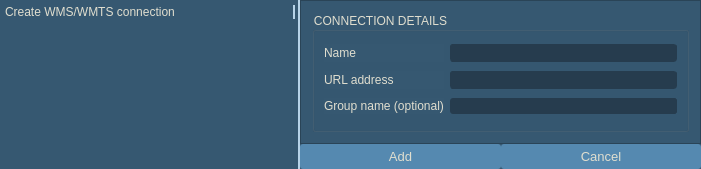
This is Wms_wmts/DODAJ_WMS_WMTS.ui in GIAPspzoo/GIAP_PolaMap_lite as Qt 5 draws it before an edit. The edited form follows.
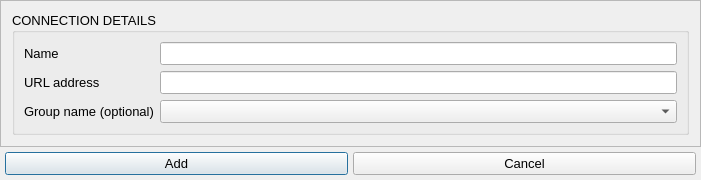
This is the edited form. Icons and pictures are not drawn.

What changed in the file:
```diff
--- a/Wms_wmts/DODAJ_WMS_WMTS.ui
+++ b/Wms_wmts/DODAJ_WMS_WMTS.ui
@@ -10,7 +10,7 @@
     <x>0</x>
     <y>0</y>
     <width>701</width>
-    <height>169</height>
+    <height>177</height>
    </rect>
   </property>
   <property name="sizePolicy">
@@ -36,421 +36,7 @@
     <normaloff>:/plugins/GIAP-PolaMap/icons/giap_logo.png</normaloff>:/plugins/GIAP-PolaMap/icons/giap_logo.png</iconset>
   </property>
   <property name="styleSheet">
-   <string notr="true">* {
-background-color: #365871;
-color:#E0DECF;
-font: 10pt &quot;Segoe UI&quot;;
-}
-QLabel{
-font: 10pt &quot;Segoe UI&quot;;
-color:#E0DECF;
-height: 35px;
-}
-QCheckBox::indicator {
-  width: 13px;
-    height: 13px;
-border: 0px solid #E0DECF;
-}
-QCheckBox::indicator:checked {
- image: url(:/plugins/GIAP-PolaMap/icons/checked.png);
-  width: 13px;
-    height: 13px;
-}
-QCheckBox::indicator:unchecked {
- image: url(:/plugins/GIAP-PolaMap/icons/unchecked.png);
-  width: 13px;
-    height: 13px;
-}
-
-QScrollBar:horizontal {
-    height: 15px;
-}
-QScrollBar::handle:horizontal {
-    background: #5589B0;
-    border-radius: 5px;
-    width: 10px;
-    margin: 2px 0 2px 0;
-}
-QScrollBar::add-line:horizontal, QScrollBar::sub-line:horizontal  {
-    border: 1px solid transparent;
-    background: transparent;
-    width: 12px;
-}
- QScrollBar:vertical {
-     width: 15px;
- }
- QScrollBar::handle:vertical {
-     background: #5589B0;
-     height: 10px;
-     border-radius: 5px;
-         margin: 0px 2px 0px 2px;
- }
- QScrollBar::add-line:vertical{
-    border: 1px solid transparent;
-     background: transparent;
-     height: 12px;
- }
-
- QScrollBar::sub-line:vertical {
-      border: 1px solid transparent;
-     background: transparent;
-     height: 12px;
- }
-
-QAbstractScrollArea::corner {
- border: 1px solid transparent;
-width: 0px; 
-height: 0px;
-}
-
-QPushButton {
-padding: 5px;
-}
-
-QLineEdit, QTextEdit{
-border: 1px solid;
-border-radius:3px;
-border-color: #263c4e;
-background-color: #263c4e;
-}
-
-QLineEdit:focus{
-border: solid;
-border-style: solid;
-border-width: 1px;
-border-color: #E0DECF;
-}
-
-QPushButton {
-border: none;
-border-width: 1px;
-border-radius:3px;
-background-color: #5589B0;
-}
-QPushButton:checked {
-background-color: #5589B0;
-border: solid;
-border-width: 1px;
-border-color: #5589B0;
-}
-
-QPushButton:pressed {
-background-color: #5589B0;
-border: solid;
-border-width: 1px;
-border-color:#5589B0;
-}
-QPushButton:hover {
-background-color: #5589B0;
-border-radius: 3px;
-border: solid;
-border-style: solid;
-border-width: 1px;
-border-color: #E0DECF;
-}
-
-QToolButton {
-border: none;
-border-width: 1px;
-border-radius:3px;
-background-color: #5589B0;
-}
-
-QToolButton:checked {
-background-color: #5589B0;
-border: solid;
-border-width: 1px;
-border-color: #5589B0;
-}
-QToolButton:hover {
-background-color: #5589B0;
-border-radius: 3px;
-border: solid;
-border-style: solid;
-border-width: 1px;
-border-color: #E0DECF;
-}
-
-
-QToolButton:pressed {
-background-color: #5589B0;
-border: solid;
-border-width: 1px;
-border-color:#5589B0;
-}
-
-QToolButton::menu, QToolButton::menu-button {
-background-color: #263C4E;
-border: solid;
-border-width: 1px;
-border-color: #5589B0;
-}
-
-QMenu::item:selected {
-background-color:  #5589B0;
-}
-
-QComboBox QListView{
-selection-background-color:  #5589B0;
-    color: #E0DECF;
-     padding: 2px;
-}
-
-QComboBox:editable {
-border: 0px solid #5589B0;
-border-radius: 3px;
-background-color: #263c4e;
-padding: 0px 0px 0px 3px;
-}
-
-QComboBox:editable:focus{
-border: solid;
-border-style: solid;
-border-width: 1px;
-border-color: #E0DECF;
-}
-
-QComboBox:!editable {
-border: 0px solid #5589B0;
-border-radius: 3px;
-background-color: #263c4e;
-padding:0px 3px 0px 3px;
-}
-
-QComboBox:!editable:on {
-background-color: #263c4e;
-border: solid;
-border-width: 1px;
-border-color: #365871;
-padding:0px 5px 0px 3px;
-}
-
-QComboBox::drop-down {
-border-left: solid;
-border-width: 0px;
-background-color: #263c4e;
-border-radius: 3px;
-}
-QComboBox::drop-down:editable:on {
-background-color:#263c4e;
-border: solid;
-border-width: 1px;
-border-color: #263c4e;
-}
-
-QComboBox::drop-down:!editable:on {
-background-color: #263c4e;
-}
-
-QComboBox::down-arrow {
-        image:  url(:/plugins/GIAP-PolaMap/icons/branch-open.png);
-    width: 18px;
-    height: 28px;
-}
-
-QComboBox::down-arrow:hover, QComboBox::down-arrow:pressed{
-border: solid;
-border-width: 0px;
-border-color: #E0DECF;
-border-radius: 3px;
-margin:0px 3px 0px -1px;
-}
-
-QToolTip {
-color:white;
-	font: 9pt &quot;Segoe UI&quot;;
-font-weight: normal;
-border-style: double;
-border: 0.1rem;
-border-radius: 0.3rem;
-background-color:#4F5A63;
-}
-
-Line {
-color: qlineargradient(spread:pad, x1:0, y1:1, x2:0, y2:0, stop:0 rgba(65, 97, 124, 255), stop:1 rgba(90, 135, 172, 255));
-}
-
-QTabBar::tab {
-border-top-left-radius: 3px;
-border-top-right-radius: 3px;
-padding:1px 0px 1px 0px;
-margin-top: 2px;
-color: #E0DECF;
-font-weight: 550;
-}
-
-QTabBar::tab:selected {
-border: 0rem solid;
-border-color:#5589B0;
-margin-bottom: 2px;
-border-bottom: 2px solid #E0DECF;
-font-weight: 650;
-color: #E0DECF;
-}
-QTabBar::tab:hover {
-border: 0rem solid;
-background: transparent;
-margin-bottom: 2px;
-border-bottom: 2px solid #E0DECF;
-font-weight: 650;
-}
-
-QTabBar::tab:!selected {
-border: 0rem solid;
-background: transparent;
-margin-bottom: 2px;
-border-bottom: 2px solid transparent;
-font-weight: 550;
-color: #B3B2A6;
-}
-QTabBar::tab:!selected:hover {
-border: 0rem solid;
-background: transparent;
-margin-bottom: 2px;
-border-bottom: 2px solid #E0DECF;
-font-weight: 550;
-color: #B3B2A6;
-}
-
-QTabBar::tab:last:!selected {
-margin-right: 1px;
-}
-
-QTabWidget::pane {
-border-top:1px solid #B3B2A6;
-border-bottom: 0px solid #B3B2A6;
-}
-
-QTabWidget::tab-bar {
-left: 5px;
-right: 5px;
-}
-
-QTreeView {
-    border: 0rem solid;
-    border-color: #5589B0;
-    margin: 0.2rem;
-   show-decoration-selected: 1;
-}
-
-QTreeView::item,
-QTreeView::branch {
-    color: black;
-     padding:2px;
-}
-
-QTreeView:branch:hover,
-QTreeView:item:hover
-{
-    background-color: #5589B0;
-    color: white;
-}
-
-QTreeView:branch:selected,
-QTreeView:item:selected
-{
-    background-color: #5589B0;
-    color: white;
-}
-
-QTreeView::branch:has-children:!has-siblings:closed,
-QTreeView::branch:closed:has-children:has-siblings {
-        border-image: none;
-        image: url(:/plugins/GIAP-PolaMap/icons/branch-closed.png);
-}
-
-QTreeView::branch:open:has-children:!has-siblings,
-QTreeView::branch:open:has-children:has-siblings  {
-        border-image: none;
-        image:  url(:/plugins/GIAP-PolaMap/icons/branch-open.png);
-}
-
-QProgressBar {
-    border: 0.2rem solid #365871;
-    background-color: #365871;
-    border-radius: 0.3rem;
-    text-align: center;
-    color: white;
-}
-
-QProgressBar::chunk {
-    background-color: #5589B0;
-}
-QSpinBox, QDoubleSpinBox,
-QSpinBox:editable,
-QSpinBox:hover,
-QSpinBox:pressed,
-QDoubleSpinBox:editable,
-QDoubleSpinBox:hover,
-QDoubleSpinBox:pressed {
-    border: 0.1rem solid;
-    border-radius: 0.3rem;
-    border-color: #263c4e;
-background-color: #263c4e;
-}
-QSpinBox:focus, QDoubleSpinBox:focus {
-border-style: solid;
-border-width: 0rem;
-border-color: #E0DECF;
-}
-QSpinBox:disabled, QDoubleSpinBox:disabled {
-  border: none;
-  border-bottom: 0.1rem solid #263c4e;
-  border-radius: 0;
-  background: #263c4e;
-  color: #000000;
-}
-QSpinBox::up-button, QDoubleSpinBox::up-button{
-  subcontrol-origin: border;
-  subcontrol-position: top right;
-  border: 0rem solid white;
-  border-radius: 3;
-  background: #263c4e;
-}
-QSpinBox::down-button, QDoubleSpinBox::down-button {
-  subcontrol-origin: border;
-  subcontrol-position: bottom right;
-  border: 0rem solid white;
-  border-radius: 3;
-  background: #263c4e;
-}
-QSpinBox::down-button:hover, QDoubleSpinBox::down-button:hover, QSpinBox::up-button:hover, QDoubleSpinBox::up-button:hover {
-border: solid;
-border-width: 0.1rem;
-border-color: #E0DECF;
-}
-QSpinBox::up-arrow,QDoubleSpinBox::up-arrow {
-  image: url(:/plugins/GIAP-PolaMap/icons/spinup.png);
-    width: 18px;
-    height: 18px;
-}
-QSpinBox::up-arrow:disabled,
-QSpinBox::up-arrow:off {
-  image: none;
-}
-QSpinBox::down-arrow, QDoubleSpinBox::down-arrow {
-  image: url(:/plugins/GIAP-PolaMap/icons/spindown.png);
-    width: 18px;
-    height: 18px;
-}
-QSpinBox::down-arrow:disabled,
-QSpinBox::down-arrow:off,
- QDoubleSpinBox::down-arrow:disabled,
-QDoubleSpinBox::down-arrow:off{
-  image: none;
-}
-
-QTableView {
-border:1px solid #2A4457;
-color:white;
-selection-background-color: #6FB1E3;
- selection-color: white;
-}
-QTableView::item:selected {
-color:white;
-selection-background-color: #6FB1E3;
-selection-color: white;
-}</string>
+   <string notr="true"/>
   </property>
   <property name="sizeGripEnabled">
    <bool>false</bool>
@@ -474,43 +60,7 @@
    <property name="spacing">
     <number>0</number>
    </property>
-   <item row="2" column="1">
-    <layout class="QHBoxLayout" name="horizontalLayout">
-     <property name="spacing">
-      <number>0</number>
-     </property>
-     <property name="leftMargin">
-      <number>0</number>
-     </property>
-     <property name="topMargin">
-      <number>0</number>
-     </property>
-     <property name="rightMargin">
-      <number>0</number>
-     </property>
-     <property name="bottomMargin">
-      <number>0</number>
-     </property>
-     <item>
-      <widget class="QPushButton" name="add_btn">
-       <property name="layoutDirection">
-        <enum>Qt::LeftToRight</enum>
-       </property>
-       <property name="text">
-        <string>Add</string>
-       </property>
-      </widget>
-     </item>
-     <item>
-      <widget class="QPushButton" name="close_btn">
-       <property name="text">
-        <string>Cancel</string>
-       </property>
-      </widget>
-     </item>
-    </layout>
-   </item>
-   <item row="0" column="1">
+   <item row="0" column="0">
     <widget class="QStackedWidget" name="stackedWidget">
      <property name="currentIndex">
       <number>0</number>
@@ -618,97 +168,41 @@
      <widget class="QWidget" name="page_2"/>
     </widget>
    </item>
-   <item row="0" column="0" rowspan="3">
-    <widget class="QFrame" name="frame">
-     <property name="sizePolicy">
-      <sizepolicy hsizetype="Expanding" vsizetype="Preferred">
-       <horstretch>0</horstretch>
-       <verstretch>0</verstretch>
-      </sizepolicy>
+   <item row="1" column="0">
+    <layout class="QHBoxLayout" name="horizontalLayout">
+     <property name="spacing">
+      <number>5</number>
      </property>
-     <property name="minimumSize">
-      <size>
-       <width>120</width>
-       <height>0</height>
-      </size>
+     <property name="leftMargin">
+      <number>5</number>
      </property>
-     <property name="maximumSize">
-      <size>
-       <width>300</width>
-       <height>16777215</height>
-      </size>
+     <property name="topMargin">
+      <number>5</number>
      </property>
-     <property name="font">
-      <font>
-       <family>Segoe UI</family>
-       <pointsize>10</pointsize>
-       <weight>50</weight>
-       <italic>false</italic>
-       <bold>false</bold>
-      </font>
+     <property name="rightMargin">
+      <number>5</number>
      </property>
-     <property name="styleSheet">
-      <string notr="true">
-          * {
-          color: #0A0C0D;
-          }
-          QFrame {
-          border-right: 2px solid #b7d3e8;
-          }
-      </string>
+     <property name="bottomMargin">
+      <number>5</number>
      </property>
-     <layout class="QVBoxLayout" name="verticalLayout">
-      <property name="spacing">
-       <number>9</number>
-      </property>
-      <property name="leftMargin">
-       <number>5</number>
-      </property>
-      <property name="topMargin">
-       <number>5</number>
-      </property>
-      <property name="rightMargin">
-       <number>5</number>
-      </property>
-      <property name="bottomMargin">
-       <number>5</number>
-      </property>
-      <item>
-       <widget class="QLabel" name="dodaj_wms_wmts">
-        <property name="styleSheet">
-         <string notr="true">* {
-background-color: #365871;
-color:#E0DECF;
-font: 10pt &quot;Segoe UI&quot;;
-}
-QLabel{
-font: 10pt &quot;Segoe UI&quot;;
-color:#E0DECF;
-height: 35px;
-}</string>
-        </property>
-        <property name="text">
-         <string>Create WMS/WMTS connection</string>
-        </property>
-       </widget>
-      </item>
-      <item>
-       <spacer name="verticalSpacer_3">
-        <property name="orientation">
-         <enum>Qt::Vertical</enum>
-        </property>
-        <property name="sizeHint" stdset="0">
-         <size>
-          <width>20</width>
-          <height>40</height>
-         </size>
-        </property>
-       </spacer>
-      </item>
-     </layout>
-     <zorder>verticalSpacer_3</zorder>
-     <zorder>dodaj_wms_wmts</zorder>
-    </widget>
+     <item>
+      <widget class="QPushButton" name="add_btn">
+       <property name="layoutDirection">
+        <enum>Qt::LeftToRight</enum>
+       </property>
+       <property name="text">
+        <string>Add</string>
+       </property>
+      </widget>
+     </item>
+     <item>
+      <widget class="QPushButton" name="close_btn">
+       <property name="text">
+        <string>Cancel</string>
+       </property>
+      </widget>
+     </item>
+    </layout>
    </item>
   </layout>
  </widget>
```
